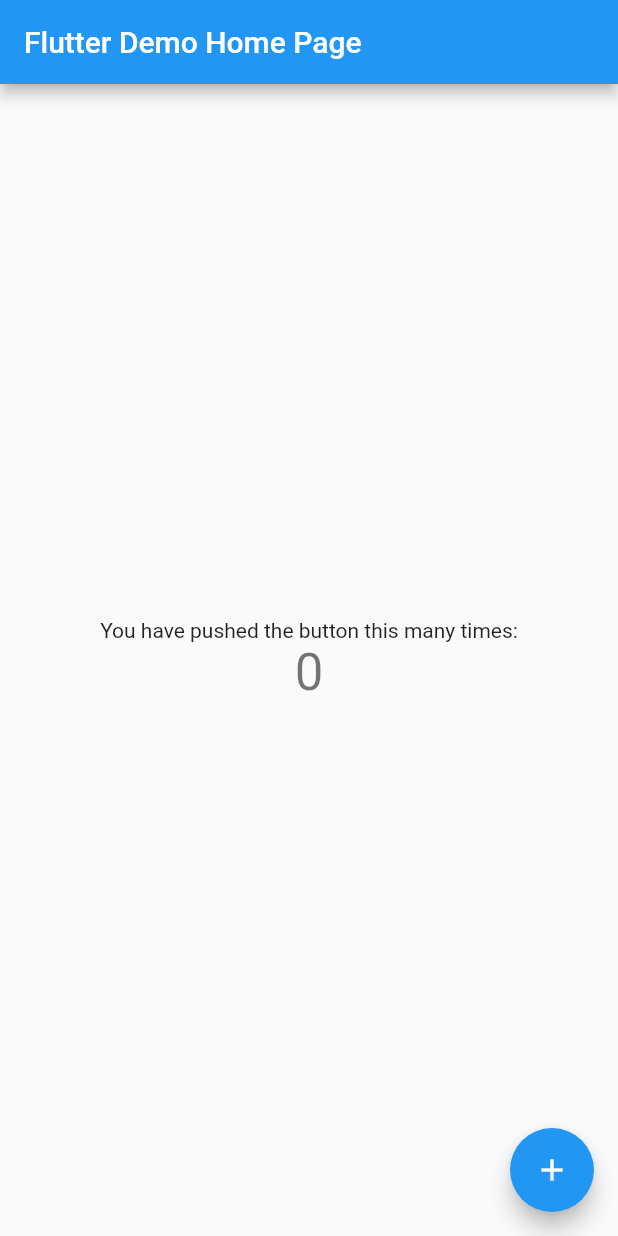
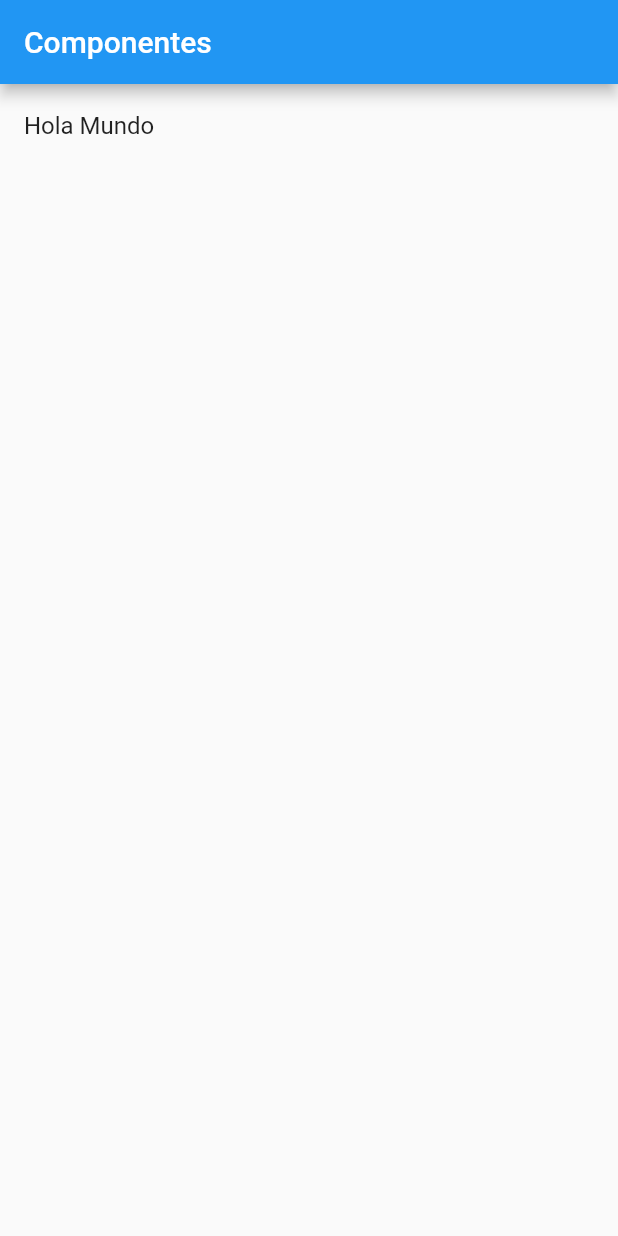
Before and after one commit to Passepartout22/componentes, a Flutter app: the screen it shows after launch, on a phone screen of 412 x 824 dp. Run offline on Flutter 3.47's test engine with Material 2 defaults, Android fonts, the phone set to English and light mode, and no system bars.

Commit message:
Creando el HomePages

```diff
--- a/lib/main.dart
+++ b/lib/main.dart
@@ -1,115 +1,16 @@
 import 'package:flutter/material.dart';
+import 'package:componentes/src/pages/home_page.dart';
 
-void main() {
-  runApp(const MyApp());
-}
+
+void main() => runApp(MyApp());
 
 class MyApp extends StatelessWidget {
-  const MyApp({Key? key}) : super(key: key);
-
-  // This widget is the root of your application.
   @override
   Widget build(BuildContext context) {
     return MaterialApp(
-      title: 'Flutter Demo',
-      theme: ThemeData(
-        // This is the theme of your application.
-        //
-        // Try running your application with "flutter run". You'll see the
-        // application has a blue toolbar. Then, without quitting the app, try
-        // changing the primarySwatch below to Colors.green and then invoke
-        // "hot reload" (press "r" in the console where you ran "flutter run",
-        // or simply save your changes to "hot reload" in a Flutter IDE).
-        // Notice that the counter didn't reset back to zero; the application
-        // is not restarted.
-        primarySwatch: Colors.blue,
-      ),
-      home: const MyHomePage(title: 'Flutter Demo Home Page'),
+      title: 'Componentes App',
+      debugShowCheckedModeBanner: false,
+      home: HomePage()
     );
   }
 }
-
-class MyHomePage extends StatefulWidget {
-  const MyHomePage({Key? key, required this.title}) : super(key: key);
-
-  // This widget is the home page of your application. It is stateful, meaning
-  // that it has a State object (defined below) that contains fields that affect
-  // how it looks.
-
-  // This class is the configuration for the state. It holds the values (in this
-  // case the title) provided by the parent (in this case the App widget) and
-  // used by the build method of the State. Fields in a Widget subclass are
-  // always marked "final".
-
-  final String title;
-
-  @override
-  State<MyHomePage> createState() => _MyHomePageState();
-}
-
-class _MyHomePageState extends State<MyHomePage> {
-  int _counter = 0;
-
-  void _incrementCounter() {
-    setState(() {
-      // This call to setState tells the Flutter framework that something has
-      // changed in this State, which causes it to rerun the build method below
-      // so that the display can reflect the updated values. If we changed
-      // _counter without calling setState(), then the build method would not be
-      // called again, and so nothing would appear to happen.
-      _counter++;
-    });
-  }
-
-  @override
-  Widget build(BuildContext context) {
-    // This method is rerun every time setState is called, for instance as done
-    // by the _incrementCounter method above.
-    //
-    // The Flutter framework has been optimized to make rerunning build methods
-    // fast, so that you can just rebuild anything that needs updating rather
-    // than having to individually change instances of widgets.
-    return Scaffold(
-      appBar: AppBar(
-        // Here we take the value from the MyHomePage object that was created by
-        // the App.build method, and use it to set our appbar title.
-        title: Text(widget.title),
-      ),
-      body: Center(
-        // Center is a layout widget. It takes a single child and positions it
-        // in the middle of the parent.
-        child: Column(
-          // Column is also a layout widget. It takes a list of children and
-          // arranges them vertically. By default, it sizes itself to fit its
-          // children horizontally, and tries to be as tall as its parent.
-          //
-          // Invoke "debug painting" (press "p" in the console, choose the
-          // "Toggle Debug Paint" action from the Flutter Inspector in Android
-          // Studio, or the "Toggle Debug Paint" command in Visual Studio Code)
-          // to see the wireframe for each widget.
-          //
-          // Column has various properties to control how it sizes itself and
-          // how it positions its children. Here we use mainAxisAlignment to
-          // center the children vertically; the main axis here is the vertical
-          // axis because Columns are vertical (the cross axis would be
-          // horizontal).
-          mainAxisAlignment: MainAxisAlignment.center,
-          children: <Widget>[
-            const Text(
-              'You have pushed the button this many times:',
-            ),
-            Text(
-              '$_counter',
-              style: Theme.of(context).textTheme.headline4,
-            ),
-          ],
-        ),
-      ),
-      floatingActionButton: FloatingActionButton(
-        onPressed: _incrementCounter,
-        tooltip: 'Increment',
-        child: const Icon(Icons.add),
-      ), // This trailing comma makes auto-formatting nicer for build methods.
-    );
-  }
-}
--- /dev/null
+++ b/lib/src/pages/home_page.dart
@@ -0,0 +1,32 @@
+import 'package:flutter/material.dart';
+
+class HomePage extends StatelessWidget {
+  const HomePage({ Key? key }) : super(key: key);
+
+  @override
+  Widget build(BuildContext context) {
+    return Scaffold(
+      appBar: AppBar(
+        title:  Text('Componentes'),
+      ),
+      body:  _lista(),
+    );
+  }
+
+  Widget _lista() {
+
+    return ListView(
+      children: _listaItems(),
+    );
+
+  }
+
+  _listaItems() {
+
+    return [
+      ListTile(
+        title:  Text("Hola Mundo"),
+      )
+    ];
+  }
+}
```
Also changed, not shown: lib/src/home_temp.dart (+22 -3 lines), 1 other file.
